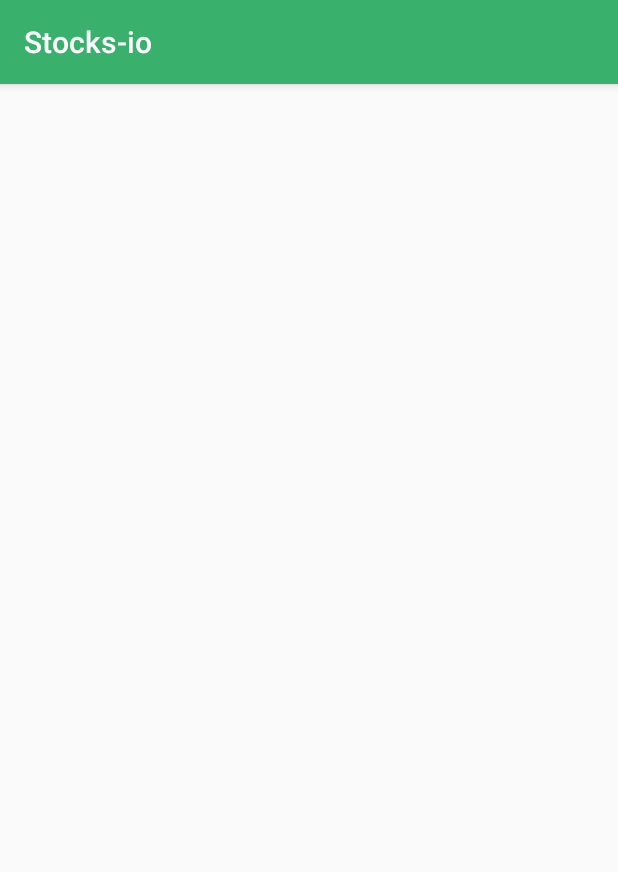
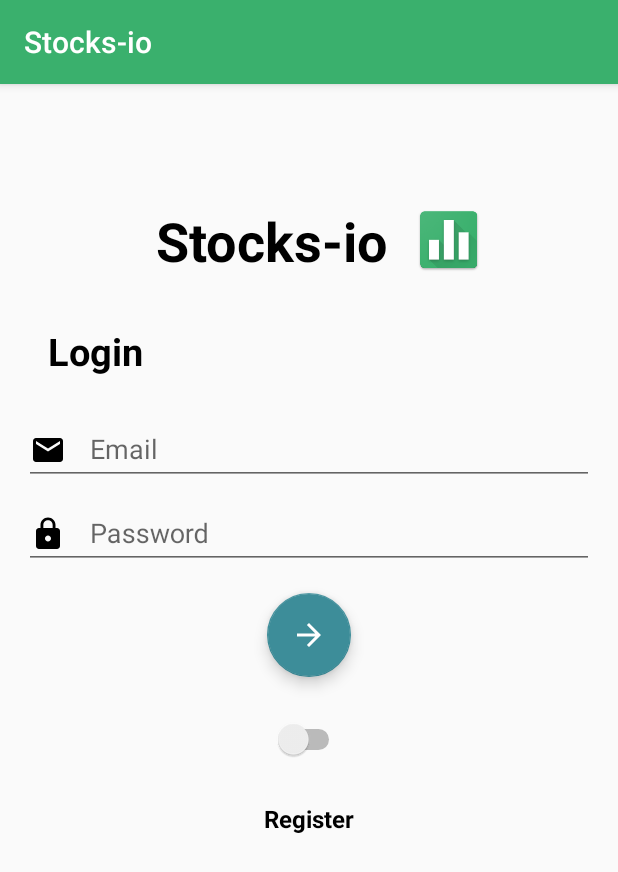
Before and after one commit to stocks-io/android-front-end, an Android app: the screen it shows after launch (StocksActivity before the commit, LoginActivity after it), on a phone screen of 412 x 824 dp. Shown: the top 872 px of the screen. Run offline under Robolectric (Android 15) with nearby library versions, the phone set to English and light mode, and no system bars; our stand-ins replace ButterKnife.

Commit message:
Full login and register flow

```diff
--- a/app/src/main/java/com/stocks/stocks_io/Activities/LoginActivity.java
+++ b/app/src/main/java/com/stocks/stocks_io/Activities/LoginActivity.java
@@ -32,7 +32,6 @@ import retrofit2.converter.moshi.MoshiConverterFactory;
 
 public class LoginActivity extends AppCompatActivity {
     private String TAG = LoginActivity.class.getSimpleName();
-    private Moshi moshi;
 
     private static final boolean DEBUG = true;
 
@@ -75,8 +74,11 @@ public class LoginActivity extends AppCompatActivity {
         sharedPreferences = getSharedPreferences(getString(R.string.filler), MODE_PRIVATE);
         editor = sharedPreferences.edit();
 
-        if (sharedPreferences.getBoolean(getString(R.string.user_logged_in), false) || DEBUG) {
-            startActivity(new Intent(this, StocksActivity.class));
+        if (sharedPreferences.getBoolean(getString(R.string.user_logged_in), false)) {
+            Intent intent = new Intent(this, StocksActivity.class);
+            intent.addFlags(Intent.FLAG_ACTIVITY_CLEAR_TOP);
+            startActivity(intent);
+            finish();
         }
 
         switchText.setOnClickListener(v -> authSwitch.setChecked(!authSwitch.isChecked()));
@@ -163,7 +165,7 @@ public class LoginActivity extends AppCompatActivity {
     public void loginUser(String email, String password) {
         Retrofit retrofit = new Retrofit.Builder()
             .baseUrl(Endpoints.BASEURL)
-            .addConverterFactory(MoshiConverterFactory.create(moshi))
+            .addConverterFactory(MoshiConverterFactory.create())
             .build();
 
         UsersModel model = retrofit.create(UsersModel.class);
@@ -189,7 +191,10 @@ public class LoginActivity extends AppCompatActivity {
 
                 editor.putBoolean(getString(R.string.user_logged_in), true).apply();
                 editor.putString(getString(R.string.user_email), email).apply();
-                startActivity(new Intent(LoginActivity.this, StocksActivity.class));
+                Intent intent = new Intent(LoginActivity.this, StocksActivity.class);
+                intent.addFlags(Intent.FLAG_ACTIVITY_CLEAR_TOP);
+                startActivity(intent);
+                finish();
             }
 
             @Override
--- a/app/src/main/res/layout/activity_main.xml
+++ b/app/src/main/res/layout/activity_main.xml
@@ -94,8 +94,7 @@
                     android:drawablePadding="16dp"
                     android:drawableStart="@drawable/ic_face"
                     android:gravity="center_vertical"
-                    android:hint="First Name"
-                    android:inputType="textPassword" />
+                    android:hint="First Name" />
             </android.support.design.widget.TextInputLayout>
 
             <android.support.design.widget.TextInputLayout
@@ -110,8 +109,7 @@
                     android:drawablePadding="16dp"
                     android:drawableStart="@drawable/ic_pencil"
                     android:gravity="center_vertical"
-                    android:hint="Last Name"
-                    android:inputType="textPassword" />
+                    android:hint="Last Name" />
             </android.support.design.widget.TextInputLayout>
 
         </LinearLayout>
--- a/app/src/main/res/layout/activity_stocks.xml
+++ b/app/src/main/res/layout/activity_stocks.xml
@@ -1,9 +1,9 @@
 <?xml version="1.0" encoding="utf-8"?>
-<android.support.constraint.ConstraintLayout xmlns:android="http://schemas.android.com/apk/res/android"
+<LinearLayout xmlns:android="http://schemas.android.com/apk/res/android"
     xmlns:app="http://schemas.android.com/apk/res-auto"
     xmlns:tools="http://schemas.android.com/tools"
     android:layout_width="match_parent"
     android:layout_height="match_parent"
     tools:context="com.stocks.stocks_io.Activities.StocksActivity">
 
-</android.support.constraint.ConstraintLayout>
+</LinearLayout>
--- a/app/src/main/res/values/strings.xml
+++ b/app/src/main/res/values/strings.xml
@@ -3,6 +3,6 @@
     <string name="login">Login</string>
     <string name="register">Register</string>
     <string name="filler">Filler</string>
-    <string name="user_logged_in">Anything</string>
-    <string name="user_email">Anything</string>
+    <string name="user_logged_in">user_logged_in</string>
+    <string name="user_email">user_email</string>
 </resources>
```
